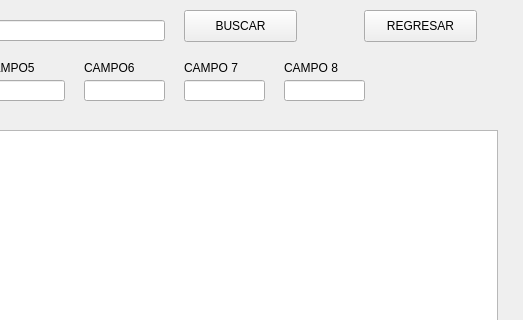
Qt form UI/CONSULTA.ui (Tonax2008/Transporte) before a commit; both pictures show x 526 to 1049 and y 0 to 320 of the 1049 by 833 pixel window.
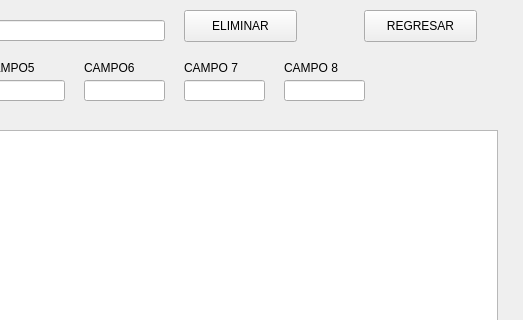
The same form after that commit.

Commit message: Se insertan todas las funciones de eliminar en todas la stabla sy desaparece el boton de buscar

Patch:
```diff
--- a/UI/CONSULTA.ui
+++ b/UI/CONSULTA.ui
@@ -69,7 +69,7 @@
     </rect>
    </property>
    <property name="text">
-    <string>BUSCAR</string>
+    <string>ELIMINAR</string>
    </property>
   </widget>
   <widget class="QPushButton" name="BT_REGRESAR">
```
Left out of the diff: 4 changed lines with no effect on the pictures. The commit also changes 10 other files.
